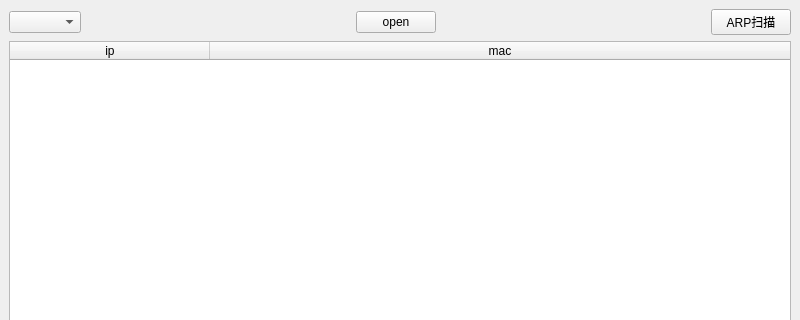
chenningup/NetManager, file NetManager/mainwindow.ui: the form before one commit; both pictures show x 0 to 800 and y 0 to 320 of the 800 by 600 pixel window.
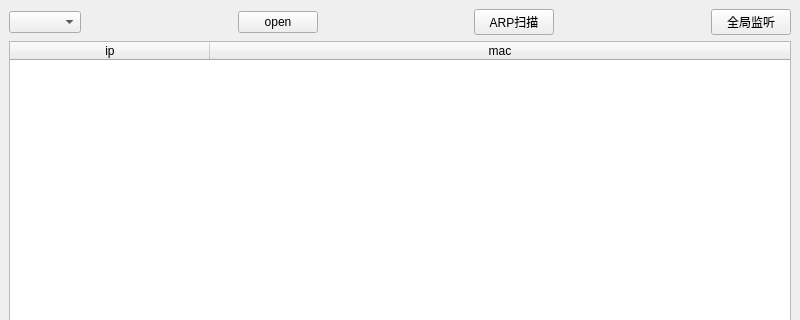
The form after the commit.

```diff
--- a/NetManager/mainwindow.ui
+++ b/NetManager/mainwindow.ui
@@ -60,6 +60,26 @@
         </property>
        </widget>
       </item>
+      <item>
+       <spacer name="horizontalSpacer_3">
+        <property name="orientation">
+         <enum>Qt::Horizontal</enum>
+        </property>
+        <property name="sizeHint" stdset="0">
+         <size>
+          <width>40</width>
+          <height>20</height>
+         </size>
+        </property>
+       </spacer>
+      </item>
+      <item>
+       <widget class="QPushButton" name="globalMoitorBtn">
+        <property name="text">
+         <string>全局监听</string>
+        </property>
+       </widget>
+      </item>
      </layout>
     </item>
     <item>
```
